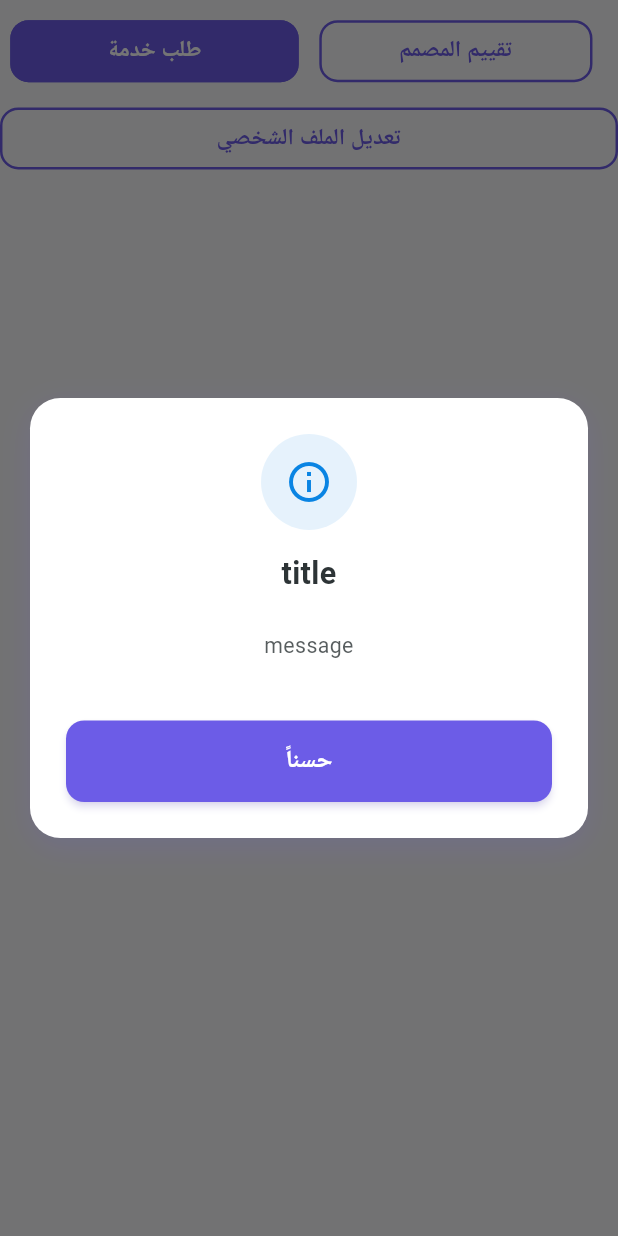
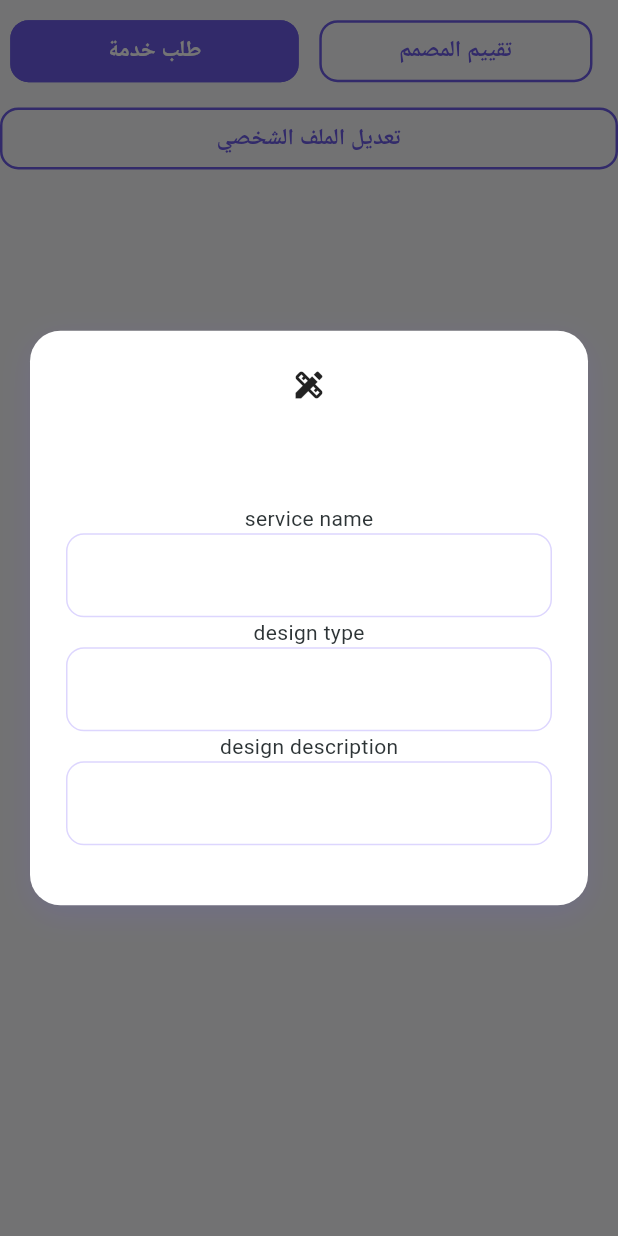
Before and after one commit to Abdullah-Bashaaib/designersplatform, a Flutter app: the ButtonsReaction widget shown alone on an empty page, opened directly, after a tap on "طلب خدمة", on a phone screen of 412 x 824 dp. Run offline on Flutter 3.47's test engine with Material 3 defaults, Android fonts, the phone set to English and light mode, and no system bars; our stand-ins replace cached_network_image, cloud_firestore, dartz, firebase_auth, firebase_core, flutter_screenutil and 7 more; missing offline and left inert: firebase_auth_platform_interface; accounts and stored records are empty; generated files the repository leaves out were written again.

```diff
--- a/lib/features/auth/presentation/pages/splash.dart
+++ b/lib/features/auth/presentation/pages/splash.dart
@@ -2,7 +2,7 @@ import 'package:designers_platform/core/current_user.dart';
 import 'package:designers_platform/core/usecase/get_user.dart';
 import 'package:designers_platform/features/auth/domain/repositories/auth_repository.dart';
 import 'package:designers_platform/features/auth/presentation/pages/welcome_page.dart';
-import 'package:designers_platform/features/customer_profile/presentation/screens/view_profile.dart';
+import 'package:designers_platform/features/customer_profile/other_page.dart';
 import 'package:designers_platform/features/designer_profile/presentation/views/screens/profile_screen.dart';
 import 'package:flutter/material.dart';
 import 'package:get/get.dart';
@@ -35,7 +35,7 @@ class _SplashScreenState extends State<SplashScreen> {
       (user) {
         CurrentUser.currentUser = user;
         if (user.role == 'عميل') {
-          Get.offAll(() => const ViewProfile());
+          Get.offAll(() => const OtherPage());
         } else {
           Get.offAll(() => ProfileScreen());
         }
@@ -47,7 +47,7 @@ class _SplashScreenState extends State<SplashScreen> {
   Widget build(BuildContext context) {
     return const Scaffold(
       body: Center(
-        child: CircularProgressIndicator(), // شاشة تحميل مؤقتة
+        child: CircularProgressIndicator(),
       ),
     );
   }
--- a/lib/features/designer_profile/presentation/views/widgets/bio_custom.dart
+++ b/lib/features/designer_profile/presentation/views/widgets/bio_custom.dart
@@ -6,8 +6,10 @@ import 'package:get/get.dart';
 import 'package:skeletonizer/skeletonizer.dart';
 
 class BioCustom extends StatelessWidget {
+  final String? currentBio;
   BioCustom({
     super.key,
+    this.currentBio,
   });
   final controller = Get.find<GetDataControllerGetx>();
   @override
@@ -36,7 +38,7 @@ class BioCustom extends StatelessWidget {
               child: designer == null
                   ? Text("لا توجد بيانات")
                   : Text(
-                      designer.bio!,
+                      currentBio ?? designer.bio!,
                       style: AppStyles.bodyMedium,
                     ),
             );
--- a/lib/features/designer_profile/presentation/views/widgets/buttons_reaction.dart
+++ b/lib/features/designer_profile/presentation/views/widgets/buttons_reaction.dart
@@ -1,3 +1,4 @@
+import 'package:designers_platform/core/current_user.dart';
 import 'package:designers_platform/core/utils/app_styles.dart';
 import 'package:designers_platform/core/utils/custom_dialog_getx.dart';
 import 'package:designers_platform/features/designer_profile/presentation/views/screens/update_profile.dart';
@@ -25,8 +26,19 @@ class ButtonsReaction extends StatelessWidget {
               child: FilledButton(
                   style: AppStyles.secondaryButtonStyle,
                   onPressed: () {
-                    DialogHelper.showInfoDialog(
-                        title: "title", message: "message");
+                    DialogHelper.showCustomDialog(
+                        customIcon: Icon(Icons.design_services),
+                        title: '',
+                        customContent: Column(
+                          children: [
+                            Text('service name'),
+                            TextField(),
+                            Text('design type'),
+                            TextField(),
+                            Text('design description'),
+                            TextField()
+                          ],
+                        ));
                   },
                   child: Text(
                     "طلب خدمة",
@@ -49,7 +61,11 @@ class ButtonsReaction extends StatelessWidget {
             ),
           ],
         ),
-        Container(
+        CurrentUser.currentUser!.role == 'عميل'
+            ? SizedBox(
+                height: 10.h,
+              )
+            : Container(
                 padding: EdgeInsets.only(top: 10.r),
                 width: double.infinity,
                 child: OutlinedButton(
@@ -57,8 +73,8 @@ class ButtonsReaction extends StatelessWidget {
                   onPressed: () {
                     Get.to(() => UpdateProfile());
                   },
-            child:
-                Text("تعديل الملف الشخصي", style: TextStyle(fontSize: 15.sp)),
+                  child: Text("تعديل الملف الشخصي",
+                      style: TextStyle(fontSize: 15.sp)),
                 ),
               ),
       ],
--- a/lib/features/designer_profile/presentation/views/widgets/grid_works_custom.dart
+++ b/lib/features/designer_profile/presentation/views/widgets/grid_works_custom.dart
@@ -1,5 +1,6 @@
 import 'package:designers_platform/core/utils/app_colors.dart';
 import 'package:designers_platform/core/utils/app_styles.dart';
+import 'package:designers_platform/features/designer_profile/domain/entities/designer.dart';
 import 'package:designers_platform/features/designer_profile/presentation/getx/getData_controller_getx.dart';
 import 'package:flutter/material.dart';
 import 'package:flutter_screenutil/flutter_screenutil.dart';
@@ -9,7 +10,8 @@ import 'package:skeletonizer/skeletonizer.dart';
 import '../../../../../core/utils/app_image.dart';
 
 class GridWorksCustom extends StatelessWidget {
-  GridWorksCustom({super.key});
+  final Designer? currentDesigner;
+  GridWorksCustom({super.key, this.currentDesigner});
   final controller = Get.find<GetDataControllerGetx>();
 
   @override
@@ -36,7 +38,7 @@ class GridWorksCustom extends StatelessWidget {
 
         /// 👇 هنا فقط الجزء المتغير
         Obx(() {
-          final designer = controller.designerR.value;
+          final designer = currentDesigner ?? controller.designerR.value;
           return Skeletonizer(
             enabled: controller.isLoading.value,
             child: designer == null
```
Also changed, not shown: lib/features/customer_profile/other.dart (added, +17 -0 lines), lib/features/customer_profile/other_page.dart (added, +86 -0 lines), lib/features/customer_profile/presentation/screens/view_profile.dart (+5 -3 lines), lib/features/designer_profile/presentation/views/screens/profile_screen.dart (+10 -4 lines), lib/features/designer_profile/presentation/views/widgets/circle_avatar_custom.dart (+5 -3 lines), lib/features/designer_profile/presentation/views/widgets/profile_image_and_statistic.dart (+15 -7 lines). Lines whose indentation alone changed are shown as unchanged.
